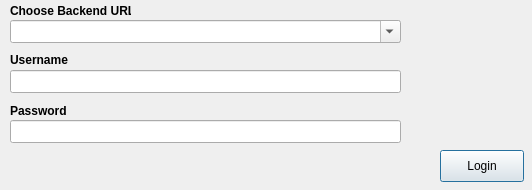
First picture: the form in login_dialog.ui, repository Open-EO/openeo-qgis-plugin, before the edit.
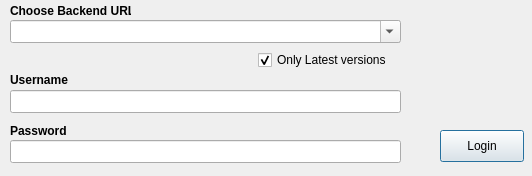
Second picture: the form after the edit. Icons and pictures are not drawn.

Commit message: upgraded login window, fixed services and added processes to adaption

Patch:
```diff
--- a/login_dialog.ui
+++ b/login_dialog.ui
@@ -7,7 +7,7 @@
     <x>0</x>
     <y>0</y>
     <width>532</width>
-    <height>190</height>
+    <height>176</height>
    </rect>
   </property>
   <property name="windowTitle">
@@ -30,7 +30,7 @@
    <property name="geometry">
     <rect>
      <x>10</x>
-     <y>70</y>
+     <y>90</y>
      <width>391</width>
      <height>23</height>
     </rect>
@@ -65,7 +65,7 @@
    <property name="geometry">
     <rect>
      <x>10</x>
-     <y>100</y>
+     <y>120</y>
      <width>91</width>
      <height>21</height>
     </rect>
@@ -84,7 +84,7 @@
    <property name="geometry">
     <rect>
      <x>10</x>
-     <y>50</y>
+     <y>70</y>
      <width>91</width>
      <height>20</height>
     </rect>
@@ -103,7 +103,7 @@
    <property name="geometry">
     <rect>
      <x>10</x>
-     <y>120</y>
+     <y>140</y>
      <width>391</width>
      <height>23</height>
     </rect>
@@ -121,7 +121,7 @@
    <property name="geometry">
     <rect>
      <x>440</x>
-     <y>150</y>
+     <y>130</y>
      <width>84</width>
      <height>32</height>
     </rect>
@@ -149,6 +149,22 @@
     <bool>true</bool>
    </property>
   </widget>
+  <widget class="QCheckBox" name="versionBox">
+   <property name="geometry">
+    <rect>
+     <x>258</x>
+     <y>50</y>
+     <width>141</width>
+     <height>20</height>
+    </rect>
+   </property>
+   <property name="text">
+    <string>Only Latest versions</string>
+   </property>
+   <property name="checked">
+    <bool>true</bool>
+   </property>
+  </widget>
  </widget>
  <resources/>
  <connections/>
```
The commit also changes 8 other files.
